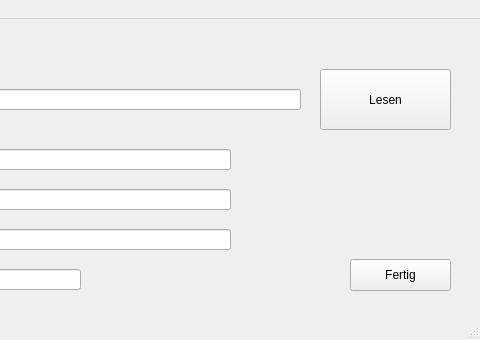
Old version of the form mainwindow/mainwindow.ui in the repository Bradyphrenia/op_barcode; both pictures show x 220 to 700 and y 0 to 340 of the 700 by 340 pixel window.
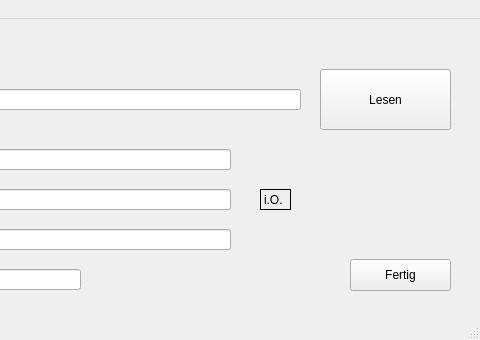
New version of the form.

Commit message: add gtin check label

Patch:
```diff
--- a/mainwindow/mainwindow.ui
+++ b/mainwindow/mainwindow.ui
@@ -167,6 +167,28 @@
      </rect>
     </property>
    </widget>
+   <widget class="QLabel" name="label_valid">
+    <property name="enabled">
+     <bool>true</bool>
+    </property>
+    <property name="geometry">
+     <rect>
+      <x>480</x>
+      <y>170</y>
+      <width>31</width>
+      <height>21</height>
+     </rect>
+    </property>
+    <property name="frameShape">
+     <enum>QFrame::Box</enum>
+    </property>
+    <property name="text">
+     <string>i.O.</string>
+    </property>
+    <property name="textFormat">
+     <enum>Qt::PlainText</enum>
+    </property>
+   </widget>
   </widget>
   <widget class="QMenuBar" name="menubar">
    <property name="geometry">
```
The commit also changes 2 other files.
